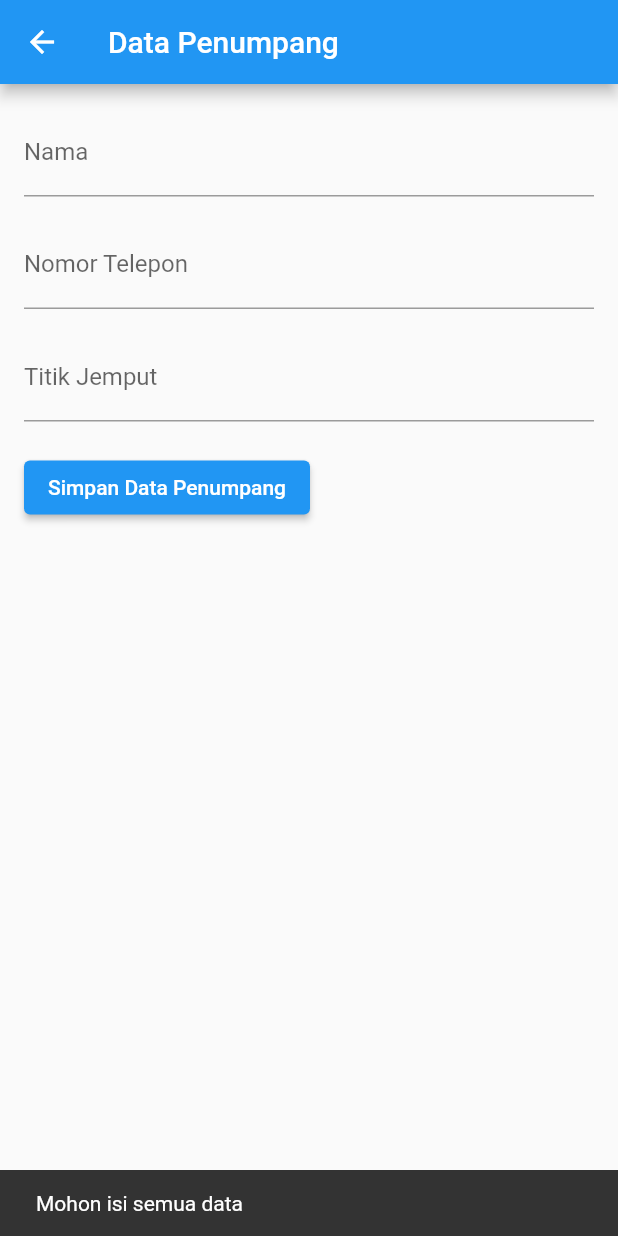
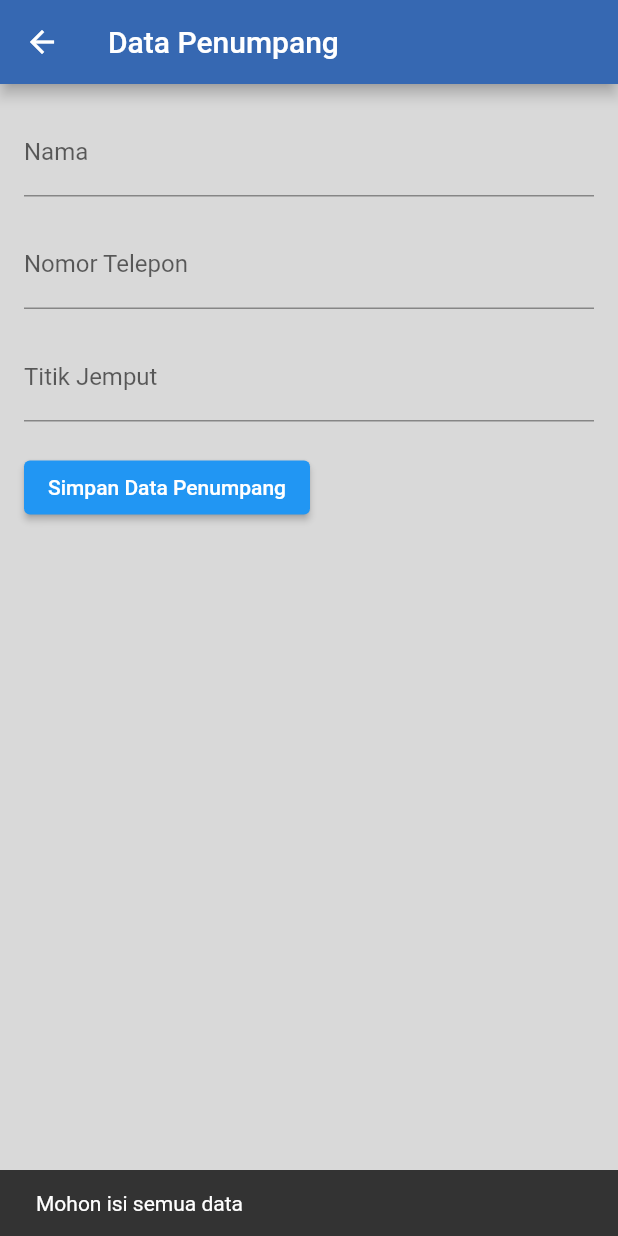
Before and after one commit to Aldiansyah03/Nebenk, a Flutter app: the DataPenumpangPage screen opened directly with empty values, after a tap on "Simpan Data Penumpang", on a phone screen of 412 x 824 dp. Run offline on Flutter 3.47's test engine with Material 2 defaults, Android fonts, the phone set to English and light mode, and no system bars; our stand-ins replace cloud_firestore, firebase_auth, firebase_core, geolocator, google_maps_flutter; missing offline and left inert: flutter_polyline_points; accounts and stored records are empty.

Commit message:
ubah tampilan

```diff
--- a/lib/Pages/register.dart
+++ b/lib/Pages/register.dart
@@ -97,7 +97,9 @@ class _RegistrationPageState extends State<RegistrationPage> {
   @override
   Widget build(BuildContext context) {
     return Scaffold(
+      backgroundColor: const Color(0xFFD9D9D9),
       appBar: AppBar(
+        backgroundColor: const Color(0xFF3668B2),
         title: const Text('Registrasi'),
       ),
       body: Padding(
@@ -228,6 +230,7 @@ class _RegistrationPageState extends State<RegistrationPage> {
                   elevation: 0,
                   padding:
                       const EdgeInsets.symmetric(vertical: 20, horizontal: 100),
+                  primary: const Color(0xFF3668B2),
                 ),
                 child: const Text('Daftar'),
               ),
--- a/lib/Pages/titikPenumpang.dart
+++ b/lib/Pages/titikPenumpang.dart
@@ -30,7 +30,9 @@ class _PCurrentLocationScreenState extends State<PCurrentLocationScreen> {
   @override
   Widget build(BuildContext context) {
     return Scaffold(
+      backgroundColor: const Color(0xFFD9D9D9),
       appBar: AppBar(
+        backgroundColor: const Color(0xFF3668B2),
         title: const Text("Lokasi Saat Ini"),
         centerTitle: true,
       ),
@@ -72,6 +74,7 @@ class _PCurrentLocationScreenState extends State<PCurrentLocationScreen> {
             },
             label: const Text("Posisi Saat Ini"),
             icon: const Icon(Icons.location_history),
+            backgroundColor: const Color(0xFF3668B2),
           ),
           FloatingActionButton.extended(
             onPressed: () {
@@ -89,6 +92,7 @@ class _PCurrentLocationScreenState extends State<PCurrentLocationScreen> {
             },
             label: const Text("Oke"),
             icon: const Icon(Icons.check),
+            backgroundColor: const Color(0xFF3668B2),
           ),
         ],
       ),
--- a/lib/konfirmasi/halamandatapenumpang.dart
+++ b/lib/konfirmasi/halamandatapenumpang.dart
@@ -21,8 +21,10 @@ class _DataPenumpangPageState extends State<DataPenumpangPage> {
   @override
   Widget build(BuildContext context) {
     return Scaffold(
+      backgroundColor: const Color(0xFFD9D9D9),
       appBar: AppBar(
-        title: Text("Data Penumpang"),
+        backgroundColor: const Color(0xFF3668B2),
+        title: const Text("Data Penumpang"),
       ),
       body: Padding(
         padding: const EdgeInsets.all(16.0),
@@ -31,20 +33,20 @@ class _DataPenumpangPageState extends State<DataPenumpangPage> {
           children: [
             TextFormField(
               controller: namaController,
-              decoration: InputDecoration(labelText: 'Nama'),
+              decoration: const InputDecoration(labelText: 'Nama'),
             ),
-            SizedBox(height: 16),
+            const SizedBox(height: 16),
             TextFormField(
               controller: noTeleponController,
               keyboardType: TextInputType.phone,
-              decoration: InputDecoration(labelText: 'Nomor Telepon'),
+              decoration: const InputDecoration(labelText: 'Nomor Telepon'),
             ),
-            SizedBox(height: 16),
+            const SizedBox(height: 16),
             TextFormField(
               controller: titikJemputController,
-              decoration: InputDecoration(labelText: 'Titik Jemput'),
+              decoration: const InputDecoration(labelText: 'Titik Jemput'),
             ),
-            SizedBox(height: 20),
+            const SizedBox(height: 20),
             ElevatedButton(
               onPressed: () async {
                 // Validasi data
@@ -53,7 +55,7 @@ class _DataPenumpangPageState extends State<DataPenumpangPage> {
                     titikJemputController.text.isEmpty) {
                   // Tampilkan pesan error jika ada field yang kosong
                   ScaffoldMessenger.of(context).showSnackBar(
-                    SnackBar(
+                    const SnackBar(
                       content: Text('Mohon isi semua data'),
                       duration: Duration(seconds: 2),
                     ),
@@ -74,7 +76,7 @@ class _DataPenumpangPageState extends State<DataPenumpangPage> {
 
                 // Setelah data berhasil disimpan, tampilkan snackbar sebagai umpan balik
                 ScaffoldMessenger.of(context).showSnackBar(
-                  SnackBar(
+                  const SnackBar(
                     content: Text('Data penumpang berhasil disimpan'),
                     duration: Duration(seconds: 2),
                   ),
@@ -85,7 +87,7 @@ class _DataPenumpangPageState extends State<DataPenumpangPage> {
                 noTeleponController.clear();
                 titikJemputController.clear();
               },
-              child: Text("Simpan Data Penumpang"),
+              child: const Text("Simpan Data Penumpang"),
             ),
           ],
         ),
```
Also changed, not shown: lib/Pages/PemesananKursiPage.dart (+7 -2 lines), lib/Pages/resetpass.dart (+8 -0 lines), lib/konfirmasi/konfirmasipenumpang.dart (+8 -6 lines).
